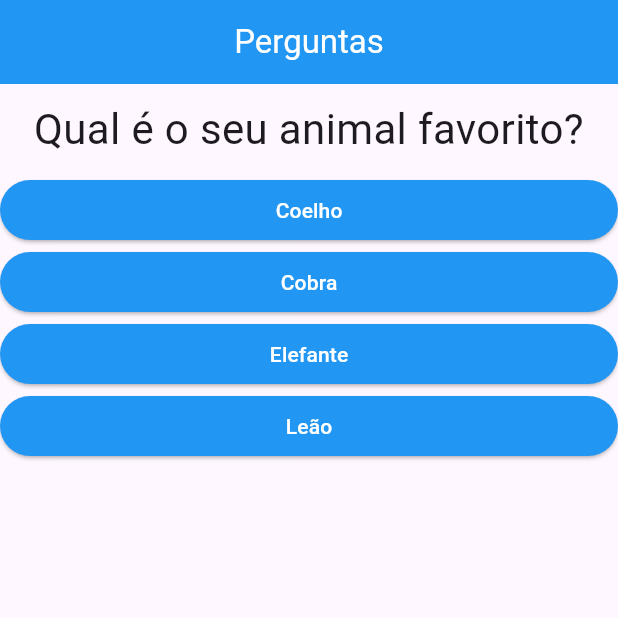
After one commit to joaovtrsantos/curso_flutter, a Flutter app: the screen it shows after launch, after a tap on "Preto", on a phone screen of 412 x 824 dp, the top half of it. The commit adds this screen. Run offline on Flutter 3.47's test engine with Material 3 defaults, Android fonts, the phone set to English and light mode, and no system bars.

Commit message:
feature: Finalização capítulo 1

```diff
--- a/projeto_perguntas/lib/main.dart
+++ b/projeto_perguntas/lib/main.dart
@@ -1,76 +1,87 @@
 import 'package:flutter/material.dart';
 import 'package:projeto_perguntas/cabecalho.dart';
+import 'package:projeto_perguntas/resultado.dart';
 import './questao.dart';
 import './resposta.dart';
+import './questionario.dart';
 
-main(){
+main() {
   runApp(new PerguntaApp());
 }
 
-class _PerguntaAppState extends State<PerguntaApp>{
+class _PerguntaAppState extends State<PerguntaApp> {
   var _perguntaSelecionada = 0;
+  var _pontuacaoTotal = 0;
 
   final List<Map<String, Object>> _perguntas = const [
     {
       'texto': 'Qual é a sua cor favorita?',
-      'respostas': ['Preto', 'Vermelho', 'Verde', 'Branco'],
+      'respostas': [
+        {'texto': 'Preto', 'pontuacao': 10},
+        {'texto': 'Vermelho', 'pontuacao': 5},
+        {'texto': 'Verde', 'pontuacao': 3},
+        {'texto': 'Branco', 'pontuacao': 1},
+      ],
     },
     {
       'texto': 'Qual é o seu animal favorito?',
-      'respostas': ['Coelho', 'Cobra', 'Elefante', 'Leão'],
+      'respostas': [
+        {'texto': 'Coelho', 'pontuacao': 10},
+        {'texto': 'Cobra', 'pontuacao': 5},
+        {'texto': 'Elefante', 'pontuacao': 3},
+        {'texto': 'Leão', 'pontuacao': 1},
+      ],
     },
     {
       'texto': 'Qual é o seu instrutor favorito?',
-      'respostas': ['Maria', 'João'],
+      'respostas': [
+        {'texto': 'Maria', 'pontuacao': 5},
+        {'texto': 'João', 'pontuacao': 10}
+      ],
     },
   ];
 
-  void _responder(){
+  void _responder(int pontuacao) {
+    if (temPerguntaSelecionada){
+      setState(() {
+        _perguntaSelecionada++;
+        _pontuacaoTotal += pontuacao;
+      });
+
+      print(_pontuacaoTotal);
+    }
+  }
+
+  void _reiniciarQuestionario(){
     setState(() {
-        _perguntaSelecionada++;
+      _perguntaSelecionada = 0;
+      _pontuacaoTotal = 0;
     });
-    print(_perguntaSelecionada);
   }
 
   bool get temPerguntaSelecionada {
     return _perguntaSelecionada < _perguntas.length;
   }
 
+  @override
   Widget build(BuildContext context) {
-
-    List<String> respostas = temPerguntaSelecionada
-      ? _perguntas[_perguntaSelecionada].cast()['respostas']
-      : [];
-    List<Widget> widgets = respostas
-    .map((t) => Resposta(texto: t, quandoSelecionado: _responder))
-    .toList();
-
-    // for (var textoResp in perguntas[_perguntaSelecionada].cast()['respostas']){
-    //   respostas.add(Resposta(texto: textoResp, quandoSelecionado: _responder));
-    // }
     return MaterialApp(
       home: Scaffold(
         appBar: Cabecalho(),
-        body: temPerguntaSelecionada ? Column(
-          children: [
-            Questao(texto: _perguntas[_perguntaSelecionada]['texto'].toString()),
-            ...widgets,
-          ],
-        ) : Center(
-          child: Text(
-            'Parabéns!',
-            style: TextStyle(
-              fontSize: 28
-            ),
-          ),
-        ),
+        body:
+            temPerguntaSelecionada
+                ? Questionario(
+                  perguntas: _perguntas,
+                  perguntaSelecionada: _perguntaSelecionada,
+                  responder: _responder,
+                )
+                : Resultado(_pontuacaoTotal, _reiniciarQuestionario),
       ),
     );
   }
 }
 
-class PerguntaApp extends StatefulWidget{
-
+class PerguntaApp extends StatefulWidget {
   @override
   _PerguntaAppState createState() {
     return _PerguntaAppState();
--- /dev/null
+++ b/projeto_perguntas/lib/questionario.dart
@@ -0,0 +1,42 @@
+import 'package:flutter/material.dart';
+import 'questao.dart';
+import 'resposta.dart';
+
+class Questionario extends StatelessWidget {
+  const Questionario({
+    required this.perguntas,
+    required this.perguntaSelecionada,
+    required this.responder,
+    super.key,
+  });
+
+  final List<Map<String, Object>> perguntas;
+  final int perguntaSelecionada;
+  final void Function(int) responder;
+
+  bool get temPerguntaSelecionada {
+    return perguntaSelecionada < perguntas.length;
+  }
+
+  @override
+  Widget build(BuildContext context) {
+    List<Map<String, Object>> respostas =
+        temPerguntaSelecionada
+            ? (perguntas[perguntaSelecionada]['respostas']
+                as List<Map<String, Object>>)
+            : [];
+
+    return Column(
+      children: [
+        Questao(texto: perguntas[perguntaSelecionada]['texto'].toString()),
+        ...respostas.map((resp) {
+          return Resposta(
+            texto: resp['texto'] as String,
+            quandoSelecionado:
+                () => responder(int.parse(resp['pontuacao'].toString())),
+          );
+        }),
+      ],
+    );
+  }
+}
```
Also changed, not shown: projeto_perguntas/lib/resultado.dart (added, +38 -0 lines).
